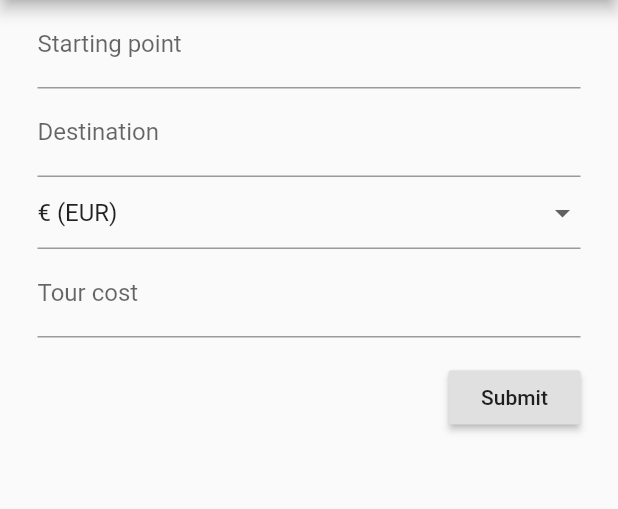
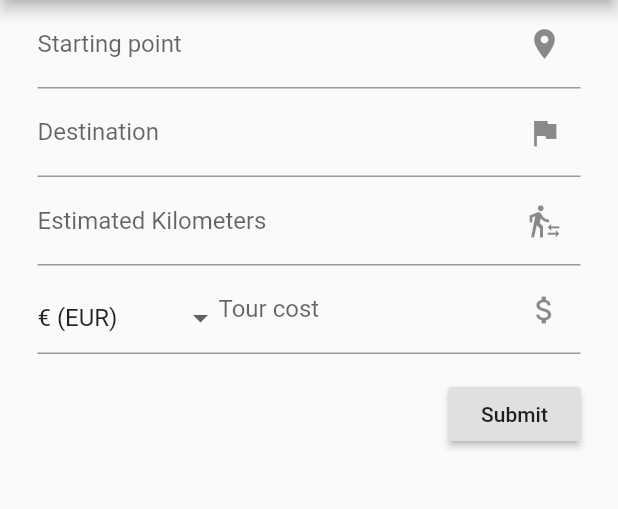
Before and after one commit to SharePool/sharepool-mobile, a Flutter app: the TourEditPage screen opened directly with empty values, on a phone screen of 412 x 824 dp, the part 84-593 px from its top. Run offline on Flutter 3.47's test engine with Material 2 defaults, Android fonts, the phone set to English and light mode, and no system bars; our stand-ins replace qr_flutter, shared_preferences; missing offline and left inert: barcode_scan; accounts and stored records are empty.

Commit message:
Add kilometers field to tour create and remove "must be null" fields from tour de-serialization

```diff
--- a/lib/driver-settings/editTourPage.dart
+++ b/lib/driver-settings/editTourPage.dart
@@ -51,6 +51,7 @@ class _TourEditPageState extends State<TourEditPage> {
                 TextFormField(
                   decoration: InputDecoration(
                     labelText: "Starting point",
+                      suffixIcon: Icon(Icons.location_on)
                   ),
                   validator: (value) {
                     if (value.isEmpty) {
@@ -63,7 +64,10 @@ class _TourEditPageState extends State<TourEditPage> {
                   initialValue: tourDto.from,
                 ),
                 TextFormField(
-                  decoration: InputDecoration(labelText: "Destination"),
+                  decoration: InputDecoration(
+                      labelText: "Destination",
+                      suffixIcon: Icon(Icons.flag)
+                  ),
                   validator: (value) {
                     if (value.isEmpty) {
                       return "Destination must be set";
@@ -74,13 +78,39 @@ class _TourEditPageState extends State<TourEditPage> {
                   },
                   initialValue: tourDto.to,
                 ),
-                CurrencyDropdown(
+                TextFormField(
+                  keyboardType: TextInputType.number,
+                  decoration: InputDecoration(
+                      labelText: "Estimated Kilometers",
+                      suffixIcon: Icon(Icons.transfer_within_a_station)
+                  ),
+                  onSaved: (String value) {
+                    tourDto.kilometers = double.parse(value);
+                  },
+                  initialValue: tourDto.kilometers == null ? null : tourDto
+                      .kilometers.toStringAsFixed(2),
+                ),
+                Row(
+                    children: <Widget>[
+                      Flexible(
+                        flex: 1,
+                        child: Container(
+                          margin: EdgeInsets.only(top: 11),
+                          child: CurrencyDropdown(
                             onSaved: handleCurrency,
                             initialValue:
-                  currencyfromString(tourDto.currency) ?? Currency.EUR,
+                            currencyfromString(tourDto.currency) ??
+                                Currency.EUR,
                           ),
-                TextFormField(
-                  decoration: InputDecoration(labelText: "Tour cost"),
+                        ),
+                      ),
+                      Flexible(
+                        flex: 2,
+                        child: TextFormField(
+                          decoration: InputDecoration(
+                              labelText: "Tour cost",
+                              suffixIcon: Icon(Icons.attach_money)
+                          ),
                           keyboardType: TextInputType.number,
                           validator: (value) {
                             if (value.isEmpty) {
@@ -94,8 +124,11 @@ class _TourEditPageState extends State<TourEditPage> {
                           onSaved: (String value) {
                             tourDto.cost = double.parse(value);
                           },
-                  initialValue:
-                  tourDto.cost == null ? null : tourDto.cost.toString(),
+                          initialValue: tourDto.cost == null ? null : tourDto
+                              .cost.toStringAsFixed(2),
+                        ),
+                      ),
+                    ]
                 ),
                 Padding(
                   padding: const EdgeInsets.symmetric(vertical: 16.0),
--- a/lib/model/dto/tour/TourDto.dart
+++ b/lib/model/dto/tour/TourDto.dart
@@ -36,9 +36,7 @@ class TourDto {
       "to": to,
       "currency": currency,
       "cost": cost,
-      "kilometers": kilometers,
-      "ownerId": ownerId,
-      "active": active
+      "kilometers": kilometers
     };
   }
 }
```
Lines whose indentation alone changed are shown as unchanged.
